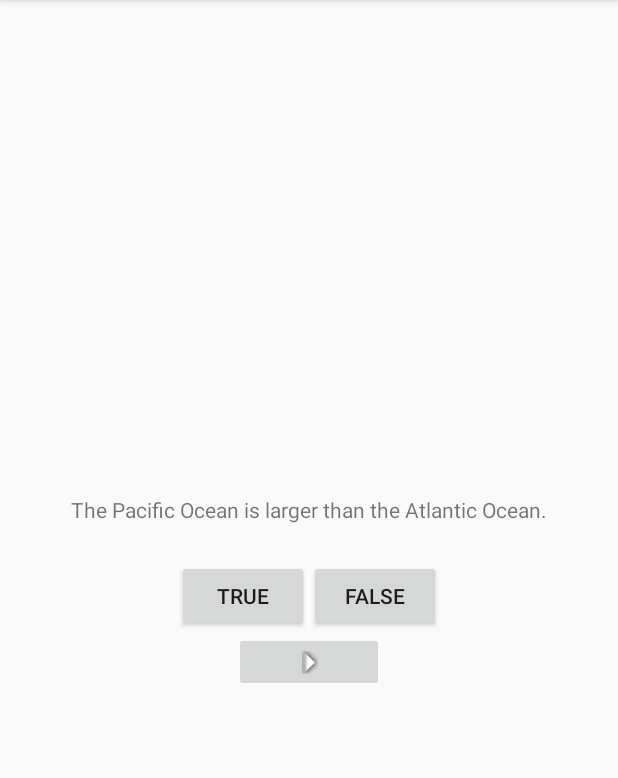
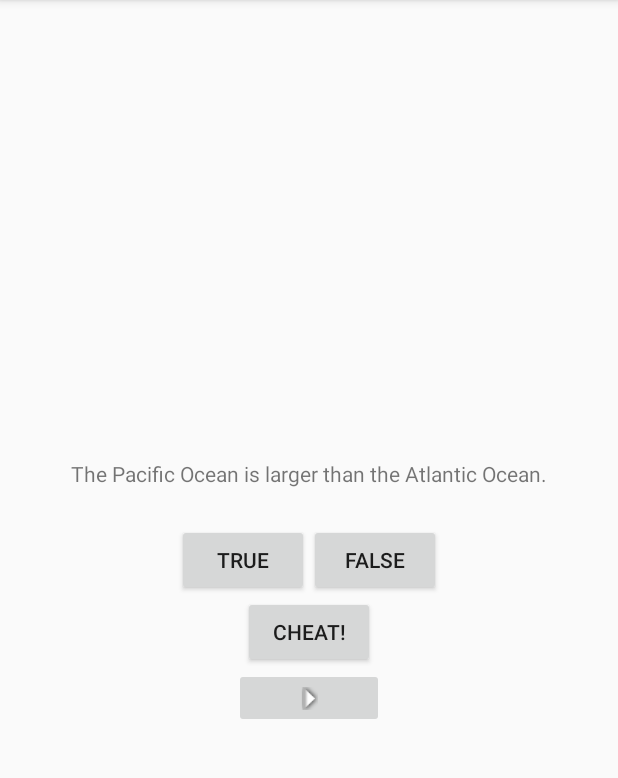
Before and after one commit to jbstewart/LearnAndroid, an Android app: the screen it shows after launch (QuizActivity), after a tap on "TRUE", on a phone screen of 412 x 824 dp, the part 84-862 px from its top. Run offline under Robolectric (Android 15) with nearby library versions, the phone set to English and light mode, and no system bars.

Commit message:
Finished exercise 5 in Android Studio

```diff
--- a/AndroidStudio/GeoQuiz/app/src/main/AndroidManifest.xml
+++ b/AndroidStudio/GeoQuiz/app/src/main/AndroidManifest.xml
@@ -16,6 +16,10 @@
                 <category android:name="android.intent.category.LAUNCHER" />
             </intent-filter>
         </activity>
+        <activity
+            android:name=".CheatActivity"
+            android:label="@string/app_name" >
+        </activity>
     </application>
 
 </manifest>
--- a/AndroidStudio/GeoQuiz/app/src/main/java/geoquiz/bignerdranch/android/playfulplatypus/com/geoquiz/QuizActivity.java
+++ b/AndroidStudio/GeoQuiz/app/src/main/java/geoquiz/bignerdranch/android/playfulplatypus/com/geoquiz/QuizActivity.java
@@ -1,5 +1,6 @@
 package geoquiz.bignerdranch.android.playfulplatypus.com.geoquiz;
 
+import android.content.Intent;
 import android.support.v7.app.ActionBarActivity;
 import android.os.Bundle;
 import android.util.Log;
@@ -17,10 +18,13 @@ public class QuizActivity extends ActionBarActivity {
     private Button mTrueButton;
     private Button mFalseButton;
     private ImageButton mNextButton;
+    private Button mCheatButton;
     private TextView mQuestionTextView;
     private int mCurrentQuestion = 0;
+    private boolean mIsACheater;
     private static final String TAG = "QuizActivity";
     private static final String KEY_INDEX = "index";
+    private static final String KEY_IS_A_CHEATER = "is_a_cheater";
 
     private TrueFalse[] mQuestionBank = new TrueFalse[] {
             new TrueFalse(R.string.question1, true),
@@ -58,9 +62,20 @@ public class QuizActivity extends ActionBarActivity {
                 nextQuestion();
             }
         });
+        mCheatButton = (Button)findViewById(R.id.cheat_button);
+        mCheatButton.setOnClickListener(new View.OnClickListener() {
+            @Override
+            public void onClick(View v) {
+                Intent i = new Intent(QuizActivity.this, CheatActivity.class);
+                i.putExtra(CheatActivity.EXTRA_ANSWER_IS_TRUE, mQuestionBank[mCurrentQuestion].isAnswerTrue());
+                startActivityForResult(i, 0);
+            }
+        });
 
-        if (savedInstanceState != null)
+        if (savedInstanceState != null) {
             mCurrentQuestion = savedInstanceState.getInt(KEY_INDEX, 0);
+//            mIsACheater = savedInstanceState.getBoolean(KEY_IS_A_CHEATER, false);
+        }
         displayQuestion();
     }
 
@@ -68,31 +83,17 @@ public class QuizActivity extends ActionBarActivity {
     protected void onSaveInstanceState  (Bundle outState) {
         super.onSaveInstanceState(outState);
         outState.putInt(KEY_INDEX, mCurrentQuestion);
+//        outState.putBoolean(KEY_INDEX, mIsACheater);
     }
 
     @Override
-    protected void onPause() {
-        super.onPause();
-    }
-
-    @Override
-    protected void onStart() {
-        super.onStart();
-    }
-
-    @Override
-    protected void onStop() {
-        super.onStop();
-    }
-
-    @Override
-    protected void onDestroy() {
-        super.onDestroy();
-    }
-
-    @Override
-    protected void onResume() {
-        super.onResume();
+    protected void onActivityResult(int requestCode, int resultCode, Intent data) {
+        super.onActivityResult(requestCode, resultCode, data);
+        if (data != null) {
+            mIsACheater = data.getBooleanExtra(CheatActivity.EXTRA_DID_THEY_CHEAT, false);
+            if (mIsACheater)
+                mCheatButton.setEnabled(false);
+        }
     }
 
     private void nextQuestion() {
@@ -103,15 +104,26 @@ public class QuizActivity extends ActionBarActivity {
     private void displayQuestion() {
         mQuestionTextView.setText(mQuestionBank[mCurrentQuestion].getQuestion());
         mNextButton.setEnabled(false);
-//        mQuestionTextView.setEnabled(false);
+        mCheatButton.setEnabled(true);
+        mIsACheater = false;
     }
 
     private void scoreAnswer(boolean b) {
-        Toast.makeText(QuizActivity.this, (b == mQuestionBank[mCurrentQuestion].isAnswerTrue()) ? R.string.correct_toast : R.string.incorrect_toast, Toast.LENGTH_SHORT).show();
+        int messageID = 0;
+        if (mIsACheater) {
+            if (b == mQuestionBank[mCurrentQuestion].isAnswerTrue())
+                messageID = R.string.judgement_toast_correct;
+            else
+                messageID = R.string.judgement_toast_incorrect;
+        }
+        else if (b == mQuestionBank[mCurrentQuestion].isAnswerTrue())
+            messageID = R.string.correct_toast;
+        else
+            messageID = R.string.incorrect_toast;
+
+        Toast.makeText(QuizActivity.this, messageID, Toast.LENGTH_SHORT).show();
         mNextButton.setEnabled(true);
-//        mQuestionTextView.setEnabled(true);
     }
-
 
     @Override
     public boolean onCreateOptionsMenu(Menu menu) {
--- a/AndroidStudio/GeoQuiz/app/src/main/res/layout-land/activity_quiz.xml
+++ b/AndroidStudio/GeoQuiz/app/src/main/res/layout-land/activity_quiz.xml
@@ -26,6 +26,12 @@
                 android:layout_height="wrap_content"
                 android:text="@string/false_button" />
         </LinearLayout>
+        <Button
+            android:id="@+id/cheat_button"
+            android:layout_width="wrap_content"
+            android:layout_height="wrap_content"
+            android:layout_gravity="bottom|center"
+            android:text="@string/cheat_button"/>
         <ImageButton
             android:id="@+id/next_button"
             android:layout_width="100dp"
--- a/AndroidStudio/GeoQuiz/app/src/main/res/layout/activity_quiz.xml
+++ b/AndroidStudio/GeoQuiz/app/src/main/res/layout/activity_quiz.xml
@@ -25,6 +25,11 @@
                 android:layout_height="wrap_content"
                 android:text="@string/false_button" />
         </LinearLayout>
+        <Button
+            android:id="@+id/cheat_button"
+            android:layout_width="wrap_content"
+            android:layout_height="wrap_content"
+            android:text="@string/cheat_button"/>
         <ImageButton
             android:id="@+id/next_button"
             android:layout_width="100dp"
--- a/AndroidStudio/GeoQuiz/app/src/main/res/values/strings.xml
+++ b/AndroidStudio/GeoQuiz/app/src/main/res/values/strings.xml
@@ -14,6 +14,12 @@
     <string name="question3">The source of the Nile River is in Eqypt.</string>
     <string name="question4">The Amazon River is the longest river in the Americas.</string>
     <string name="question5">Lake Baikal is the world\'s oldest and deepest freshwater lake.</string>
-
+    <string name="warning_text">Are you sure you want to see the answer?\nCheaters never prosper!</string>
+    <string name="show_answer_button">Show the answer</string>
+    <string name="title_activity_cheat">CheatActivity</string>
+    <string name="hello_world">Hello world!</string>
+    <string name="cheat_button">Cheat!</string>
+    <string name="judgement_toast_correct">You cheated!</string>
+    <string name="judgement_toast_incorrect">You cheated and STILL got it wrong!</string>
 
 </resources>
```
Also changed, not shown: AndroidStudio/GeoQuiz/app/src/main/java/geoquiz/bignerdranch/android/playfulplatypus/com/geoquiz/CheatActivity.java (added, +85 -0 lines), AndroidStudio/GeoQuiz/app/src/main/res/layout/activity_cheat.xml (added, +31 -0 lines), AndroidStudio/GeoQuiz/app/src/main/res/menu/menu_cheat.xml (added, +9 -0 lines).
